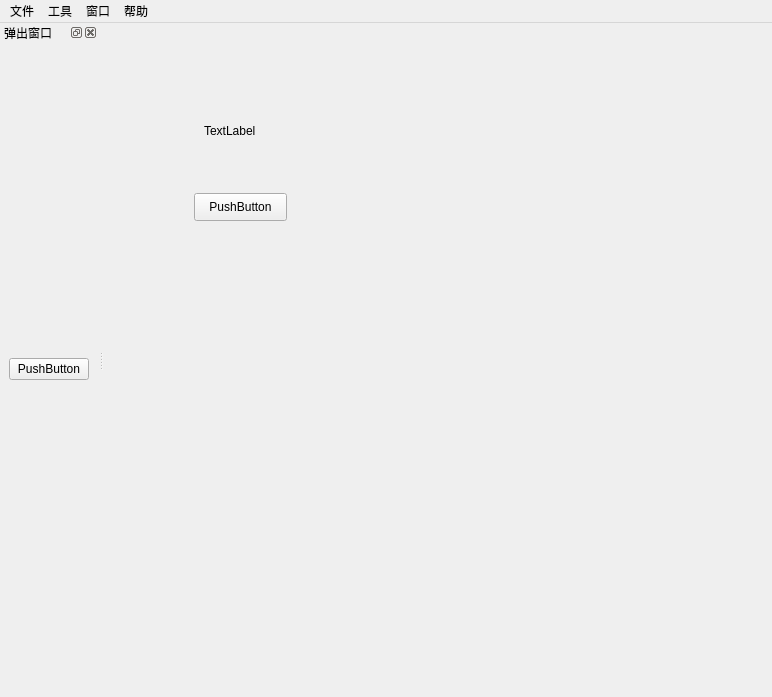
Qt form pyqt5_client/ui/main.ui (wp19991/graduation_project) before a commit.
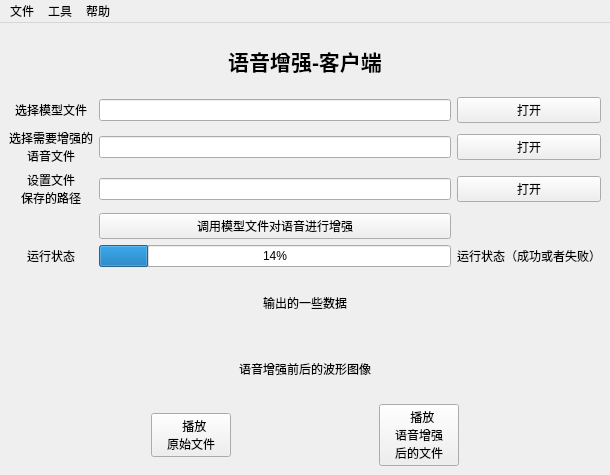
The same form after that commit. Icons and pictures are not drawn.

Commit message: 更新pyqt5的客户端

What changed in the file:
```diff
--- a/pyqt5_client/ui/main.ui
+++ b/pyqt5_client/ui/main.ui
@@ -6,8 +6,8 @@
    <rect>
     <x>0</x>
     <y>0</y>
-    <width>772</width>
-    <height>697</height>
+    <width>610</width>
+    <height>475</height>
    </rect>
   </property>
   <property name="windowTitle">
@@ -21,39 +21,258 @@
    <string>打开一个项目文件夹</string>
   </property>
   <widget class="QWidget" name="centralwidget">
-   <widget class="QPushButton" name="pushButton">
-    <property name="geometry">
-     <rect>
-      <x>90</x>
-      <y>170</y>
-      <width>93</width>
-      <height>28</height>
-     </rect>
-    </property>
-    <property name="text">
-     <string>PushButton</string>
-    </property>
-   </widget>
-   <widget class="QLabel" name="label_2">
-    <property name="geometry">
-     <rect>
-      <x>100</x>
-      <y>100</y>
-      <width>72</width>
-      <height>16</height>
-     </rect>
-    </property>
-    <property name="text">
-     <string>TextLabel</string>
-    </property>
-   </widget>
+   <layout class="QVBoxLayout" name="verticalLayout_2">
+    <item>
+     <widget class="QLabel" name="label_2">
+      <property name="text">
+       <string>&lt;html&gt;&lt;head/&gt;&lt;body&gt;&lt;p align=&quot;center&quot;&gt;&lt;span style=&quot; font-size:16pt; font-weight:600;&quot;&gt;语音增强-客户端&lt;/span&gt;&lt;/p&gt;&lt;/body&gt;&lt;/html&gt;</string>
+      </property>
+     </widget>
+    </item>
+    <item>
+     <layout class="QGridLayout" name="gridLayout">
+      <item row="1" column="0">
+       <widget class="QLabel" name="label_3">
+        <property name="text">
+         <string>选择需要增强的
+语音文件</string>
+        </property>
+        <property name="alignment">
+         <set>Qt::AlignCenter</set>
+        </property>
+       </widget>
+      </item>
+      <item row="4" column="2">
+       <widget class="QLabel" name="enh_status_label">
+        <property name="text">
+         <string>运行状态（成功或者失败）</string>
+        </property>
+        <property name="alignment">
+         <set>Qt::AlignCenter</set>
+        </property>
+       </widget>
+      </item>
+      <item row="0" column="0">
+       <widget class="QLabel" name="label">
+        <property name="text">
+         <string>选择模型文件</string>
+        </property>
+        <property name="alignment">
+         <set>Qt::AlignCenter</set>
+        </property>
+       </widget>
+      </item>
+      <item row="0" column="2">
+       <widget class="QPushButton" name="save_model_file_path_pushButton">
+        <property name="cursor">
+         <cursorShape>PointingHandCursor</cursorShape>
+        </property>
+        <property name="text">
+         <string>打开</string>
+        </property>
+       </widget>
+      </item>
+      <item row="4" column="0">
+       <widget class="QLabel" name="label_4">
+        <property name="text">
+         <string>运行状态</string>
+        </property>
+        <property name="alignment">
+         <set>Qt::AlignCenter</set>
+        </property>
+       </widget>
+      </item>
+      <item row="2" column="1">
+       <widget class="QLineEdit" name="save_path_lineEdit">
+        <property name="readOnly">
+         <bool>true</bool>
+        </property>
+       </widget>
+      </item>
+      <item row="4" column="1">
+       <widget class="QProgressBar" name="enh_progressBar">
+        <property name="value">
+         <number>14</number>
+        </property>
+        <property name="alignment">
+         <set>Qt::AlignCenter</set>
+        </property>
+        <property name="textVisible">
+         <bool>true</bool>
+        </property>
+        <property name="orientation">
+         <enum>Qt::Horizontal</enum>
+        </property>
+       </widget>
+      </item>
+      <item row="1" column="2">
+       <widget class="QPushButton" name="need_enh_wav_file_path_pushButton">
+        <property name="cursor">
+         <cursorShape>PointingHandCursor</cursorShape>
+        </property>
+        <property name="text">
+         <string>打开</string>
+        </property>
+       </widget>
+      </item>
+      <item row="2" column="0">
+       <widget class="QLabel" name="label_6">
+        <property name="text">
+         <string>设置文件
+保存的路径</string>
+        </property>
+        <property name="alignment">
+         <set>Qt::AlignCenter</set>
+        </property>
+       </widget>
+      </item>
+      <item row="1" column="1">
+       <widget class="QLineEdit" name="need_enh_wav_file_path_lineEdit">
+        <property name="enabled">
+         <bool>true</bool>
+        </property>
+        <property name="readOnly">
+         <bool>true</bool>
+        </property>
+       </widget>
+      </item>
+      <item row="2" column="2">
+       <widget class="QPushButton" name="save_path_pushButton">
+        <property name="cursor">
+         <cursorShape>PointingHandCursor</cursorShape>
+        </property>
+        <property name="text">
+         <string>打开</string>
+        </property>
+       </widget>
+      </item>
+      <item row="0" column="1">
+       <widget class="QLineEdit" name="save_model_file_path_lineEdit">
+        <property name="enabled">
+         <bool>true</bool>
+        </property>
+        <property name="readOnly">
+         <bool>true</bool>
+        </property>
+       </widget>
+      </item>
+      <item row="3" column="1">
+       <widget class="QPushButton" name="enh_pushButton">
+        <property name="text">
+         <string>调用模型文件对语音进行增强</string>
+        </property>
+       </widget>
+      </item>
+     </layout>
+    </item>
+    <item>
+     <widget class="QLabel" name="enh_show_data_label">
+      <property name="text">
+       <string>输出的一些数据</string>
+      </property>
+      <property name="alignment">
+       <set>Qt::AlignCenter</set>
+      </property>
+     </widget>
+    </item>
+    <item>
+     <widget class="QLabel" name="enh_wav_plt_label">
+      <property name="text">
+       <string>语音增强前后的波形图像</string>
+      </property>
+      <property name="alignment">
+       <set>Qt::AlignCenter</set>
+      </property>
+     </widget>
+    </item>
+    <item>
+     <layout class="QHBoxLayout" name="horizontalLayout">
+      <item>
+       <spacer name="horizontalSpacer_2">
+        <property name="orientation">
+         <enum>Qt::Horizontal</enum>
+        </property>
+        <property name="sizeHint" stdset="0">
+         <size>
+          <width>40</width>
+          <height>20</height>
+         </size>
+        </property>
+       </spacer>
+      </item>
+      <item>
+       <widget class="QPushButton" name="paly_wav_file_pushButton">
+        <property name="cursor">
+         <cursorShape>PointingHandCursor</cursorShape>
+        </property>
+        <property name="layoutDirection">
+         <enum>Qt::LeftToRight</enum>
+        </property>
+        <property name="text">
+         <string>  播放
+原始文件</string>
+        </property>
+        <property name="icon">
+         <iconset resource="../apprcc.qrc">
+          <normaloff>:/icon/resources/icon/运行.ico</normaloff>:/icon/resources/icon/运行.ico</iconset>
+        </property>
+        <property name="checkable">
+         <bool>false</bool>
+        </property>
+       </widget>
+      </item>
+      <item>
+       <spacer name="horizontalSpacer">
+        <property name="orientation">
+         <enum>Qt::Horizontal</enum>
+        </property>
+        <property name="sizeHint" stdset="0">
+         <size>
+          <width>40</width>
+          <height>20</height>
+         </size>
+        </property>
+       </spacer>
+      </item>
+      <item>
+       <widget class="QPushButton" name="paly_enh_wav_file_pushButton">
+        <property name="cursor">
+         <cursorShape>PointingHandCursor</cursorShape>
+        </property>
+        <property name="text">
+         <string>  播放
+语音增强
+后的文件</string>
+        </property>
+        <property name="icon">
+         <iconset resource="../apprcc.qrc">
+          <normaloff>:/icon/resources/icon/运行.ico</normaloff>:/icon/resources/icon/运行.ico</iconset>
+        </property>
+       </widget>
+      </item>
+      <item>
+       <spacer name="horizontalSpacer_3">
+        <property name="orientation">
+         <enum>Qt::Horizontal</enum>
+        </property>
+        <property name="sizeHint" stdset="0">
+         <size>
+          <width>40</width>
+          <height>20</height>
+         </size>
+        </property>
+       </spacer>
+      </item>
+     </layout>
+    </item>
+   </layout>
   </widget>
   <widget class="QMenuBar" name="menuBar">
    <property name="geometry">
     <rect>
      <x>0</x>
      <y>0</y>
-     <width>772</width>
+     <width>610</width>
      <height>26</height>
     </rect>
    </property>
@@ -75,12 +294,6 @@
     <addaction name="action_about"/>
     <addaction name="action_help"/>
    </widget>
-   <widget class="QMenu" name="menu_3">
-    <property name="title">
-     <string>窗口</string>
-    </property>
-    <addaction name="action_show_dockWidget"/>
-   </widget>
    <widget class="QMenu" name="menu_4">
     <property name="title">
      <string>工具</string>
@@ -89,37 +302,8 @@
    </widget>
    <addaction name="menu"/>
    <addaction name="menu_4"/>
-   <addaction name="menu_3"/>
    <addaction name="menu_2"/>
   </widget>
-  <widget class="QDockWidget" name="dockWidget">
-   <property name="layoutDirection">
-    <enum>Qt::LeftToRight</enum>
-   </property>
-   <property name="floating">
-    <bool>false</bool>
-   </property>
-   <property name="allowedAreas">
-    <set>Qt::AllDockWidgetAreas</set>
-   </property>
-   <property name="windowTitle">
-    <string>弹出窗口</string>
-   </property>
-   <attribute name="dockWidgetArea">
-    <number>1</number>
-   </attribute>
-   <widget class="QWidget" name="dockWidgetContents">
-    <layout class="QVBoxLayout" name="verticalLayout">
-     <item>
-      <widget class="QPushButton" name="pushButton_2">
-       <property name="text">
-        <string>PushButton</string>
-       </property>
-      </widget>
-     </item>
-    </layout>
-   </widget>
-  </widget>
   <action name="action_open_project">
    <property name="icon">
     <iconset resource="../apprcc.qrc">
```
Left out of the diff: 9 changed lines with no effect on the pictures. The commit also changes 10 other files.
